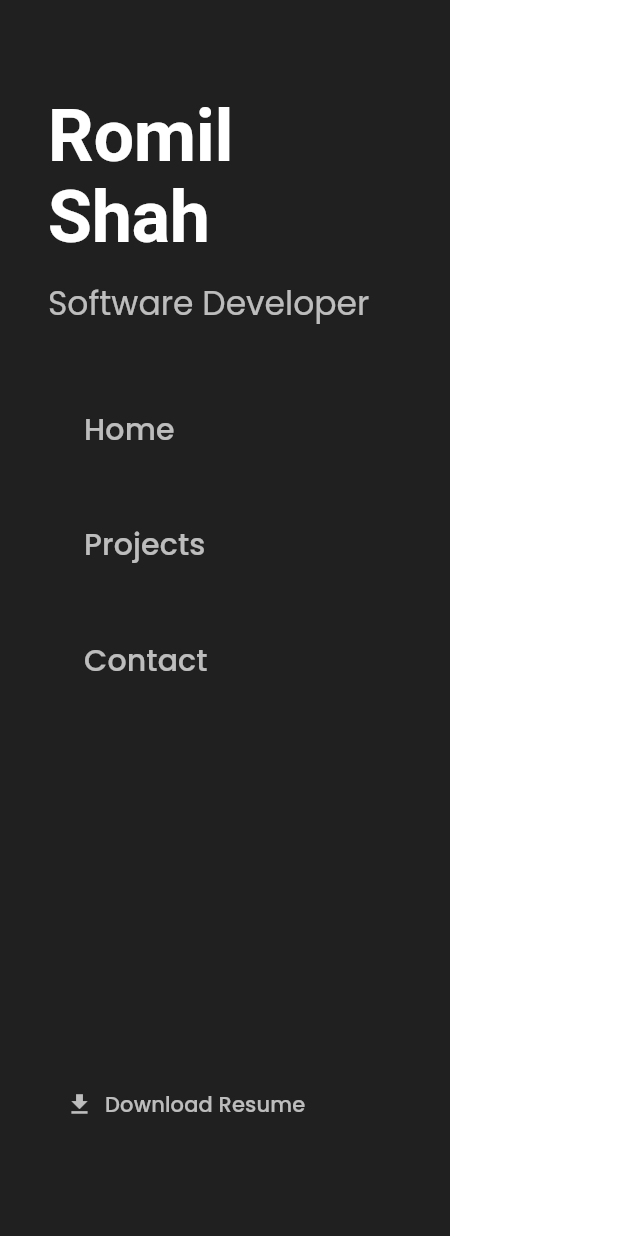
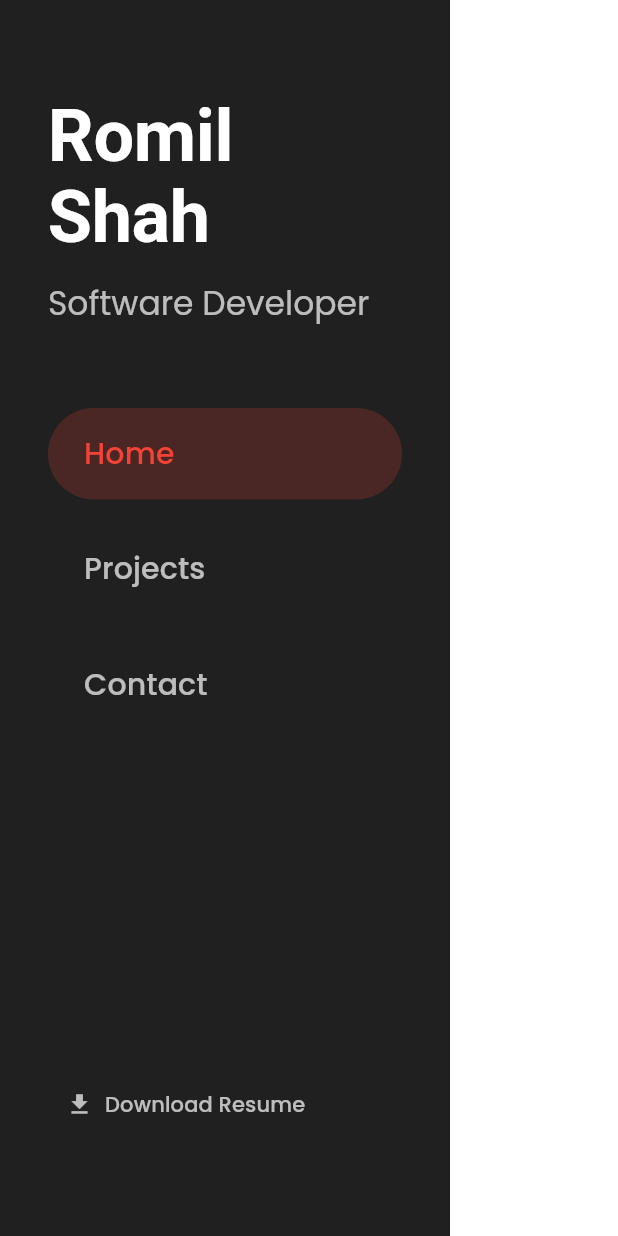
Before and after one commit to Rohil1321/Rohil1321.github.io, a Flutter app: the screen it shows after launch, on a phone screen of 412 x 824 dp. Run offline on Flutter 3.47's test engine with Material 3 defaults, Android fonts, the light colour scheme and no system bars; our stand-ins replace google_fonts.

Commit message:
Updated website design to Hyde theme style and fixed resume functionality

```diff
--- a/lib/main.dart
+++ b/lib/main.dart
@@ -18,7 +18,7 @@ class MyApp extends StatelessWidget {
       debugShowCheckedModeBanner: false,
       title: 'Romil Shah',
       theme: ThemeData(
-        primarySwatch: Colors.blue,
+        primarySwatch: Colors.red,
         textTheme: GoogleFonts.poppinsTextTheme().copyWith(
           displayLarge: const TextStyle(
             fontSize: 48,
@@ -27,17 +27,11 @@ class MyApp extends StatelessWidget {
           ),
           bodyLarge: const TextStyle(
             fontSize: 18,
-            color: Color(0xFF515151),
+            color: Colors.white70,
           ),
         ),
       ),
-      initialRoute: '/',
-      routes: {
-        '/': (context) => const PortfolioPage(),
-        '/home': (context) => const HomePage(),
-        '/projects': (context) => const ProjectsPage(),
-        '/contact': (context) => const ContactPage(),
-      },
+      home: const PortfolioPage(),
     );
   }
 }
@@ -50,17 +44,25 @@ class PortfolioPage extends StatefulWidget {
 }
 
 class _PortfolioPageState extends State<PortfolioPage> {
+  int _selectedIndex = 0;
+
+  final List<Widget> _pages = [
+    const HomePage(),
+    const ProjectsPage(),
+    const ContactPage(),
+  ];
+
   void _downloadResume() async {
-    const String resumeUrl = 'https://github.com/Rohil1321/Rohil1321.github.io/raw/main/assets/Romil_Resume.pdf';
+    const String resumeUrl = 'https://rohil1321.github.io/assets/Romil_Shah_Resume.pdf';
     try {
       final Uri url = Uri.parse(resumeUrl);
-      if (!await launcher.launchUrl(url)) {
+      if (!await launcher.launchUrl(url, mode: launcher.LaunchMode.platformDefault)) {
         throw Exception('Could not launch $resumeUrl');
       }
     } catch (e) {
       if (mounted) {
         ScaffoldMessenger.of(context).showSnackBar(
-          const SnackBar(content: Text('Error downloading resume')),
+          const SnackBar(content: Text('Error downloading resume. Please try again.')),
         );
       }
     }
@@ -71,7 +73,7 @@ class _PortfolioPageState extends State<PortfolioPage> {
     return Scaffold(
       body: Row(
         children: [
-          // Left sidebar
+          // Left sidebar (Hyde theme style)
           Container(
             width: 300,
             color: const Color(0xFF202020),
@@ -90,10 +92,10 @@ class _PortfolioPageState extends State<PortfolioPage> {
                     color: Colors.white70,
                   ),
                 ),
-                const SizedBox(height: 32),
-                _buildNavButton('Home', '/home'),
-                _buildNavButton('Projects', '/projects'),
-                _buildNavButton('Contact', '/contact'),
+                const SizedBox(height: 48),
+                _buildNavButton('Home', 0),
+                _buildNavButton('Projects', 1),
+                _buildNavButton('Contact', 2),
                 const Spacer(),
                 TextButton.icon(
                   onPressed: _downloadResume,
@@ -108,11 +110,9 @@ class _PortfolioPageState extends State<PortfolioPage> {
           ),
           // Main content area
           Expanded(
-            child: Navigator(
-              initialRoute: '/',
-              onGenerateRoute: (settings) {
-                return MaterialPageRoute(builder: (context) => const HomePage());
-              },
+            child: Container(
+              color: Colors.white,
+              child: _pages[_selectedIndex],
             ),
           ),
         ],
@@ -120,21 +120,26 @@ class _PortfolioPageState extends State<PortfolioPage> {
     );
   }
 
-  Widget _buildNavButton(String title, String route) {
+  Widget _buildNavButton(String title, int index) {
+    final bool isSelected = _selectedIndex == index;
     return Padding(
       padding: const EdgeInsets.symmetric(vertical: 8),
       child: TextButton(
-        onPressed: () => Navigator.pushNamed(context, route),
+        onPressed: () => setState(() => _selectedIndex = index),
         style: TextButton.styleFrom(
           padding: const EdgeInsets.symmetric(horizontal: 24, vertical: 16),
-          backgroundColor: Colors.transparent,
+          backgroundColor: isSelected ? Colors.red.withOpacity(0.2) : Colors.transparent,
         ),
-        child: Text(
-          title,
-          style: const TextStyle(
-            color: Colors.white70,
-            fontSize: 20,
-          ),
+        child: Row(
+          children: [
+            Text(
+              title,
+              style: TextStyle(
+                color: isSelected ? Colors.red : Colors.white70,
+                fontSize: 20,
+              ),
+            ),
+          ],
         ),
       ),
     );
--- a/pubspec.yaml
+++ b/pubspec.yaml
@@ -25,4 +25,4 @@ flutter:
   uses-material-design: true
   assets:
     - assets/
-    - assets/Romil_Resume.pdf
+    - assets/Romil_Shah_Resume.pdf
```
Also changed, not shown: 18 other files.
